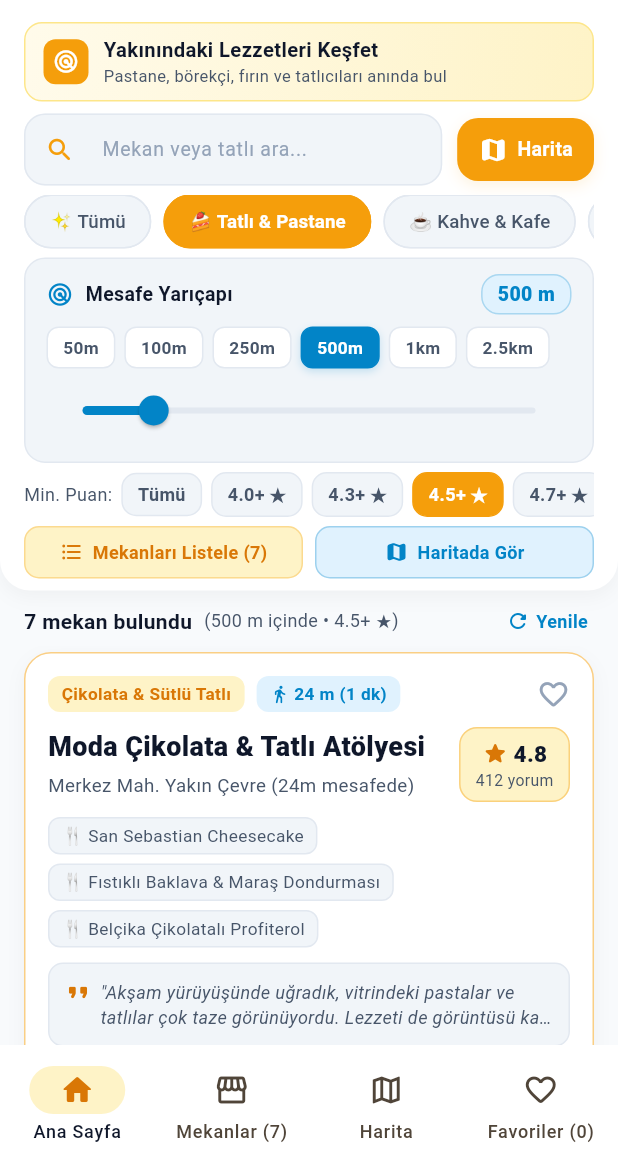
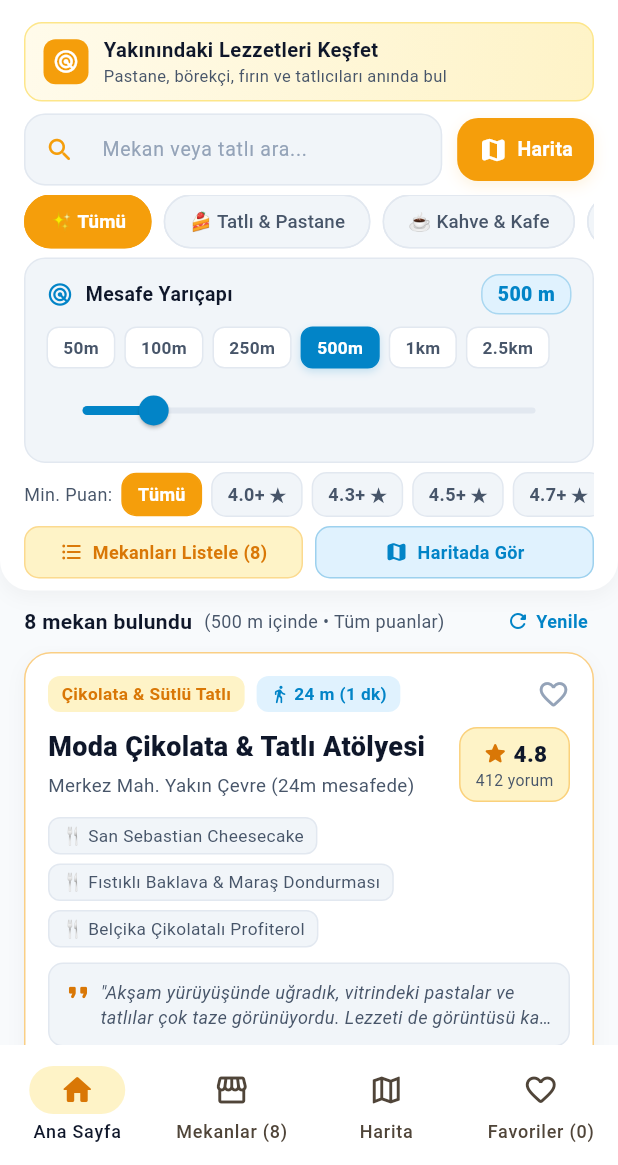
Before and after one commit to cosskun/mekan_radari, a Flutter app: the screen it shows after launch, after a tap on "Harita", after a tap on "Liste", on a phone screen of 412 x 824 dp, the part 71-1236 px from its top. Run offline on Flutter 3.47's test engine with Material 3 defaults, Android fonts, the phone set to English and light mode, and no system bars; our stand-ins replace flutter_map, geolocator, latlong2, shared_preferences; network calls fail.

Commit message:
Fix: Overpass server 502 failover, instant GPS cached lock, and responsive live venue filtering

```diff
--- a/lib/repositories/places_repository_impl.dart
+++ b/lib/repositories/places_repository_impl.dart
@@ -19,11 +19,20 @@ class PlacesRepositoryImpl implements PlacesRepository {
     'https://overpass.kumi.systems/api/interpreter',
   ];
 
+  static const List<String> productionOverpassEndpoints = [
+    'https://overpass.openstreetmap.fr/api/interpreter',
+    'https://overpass.kumi.systems/api/interpreter',
+    'https://maps.mail.ru/osm/tools/overpass/api/interpreter',
+    'https://overpass-api.de/api/interpreter',
+    'https://lz4.overpass-api.de/api/interpreter',
+  ];
+
   PlacesRepositoryImpl({
     http.Client? client,
     List<String>? overpassEndpoints,
   })  : _client = client ?? http.Client(),
-        _overpassEndpoints = overpassEndpoints ?? defaultOverpassEndpoints;
+        _overpassEndpoints = overpassEndpoints ??
+            (client != null ? defaultOverpassEndpoints : productionOverpassEndpoints);
 
   /// Clears in-memory cache
   void clearCache() {
@@ -134,12 +143,20 @@ class PlacesRepositoryImpl implements PlacesRepository {
     final overpassQuery = '''
 [out:json][timeout:15];
 (
-  node["amenity"~"^(cafe|restaurant|fast_food|ice_cream|bar|pub)\$"](around:$fetchRadius,$lat,$lon);
-  way["amenity"~"^(cafe|restaurant|fast_food|ice_cream|bar|pub)\$"](around:$fetchRadius,$lat,$lon);
-  node["shop"~"^(pastry|confectionery|bakery|chocolate|coffee|tea|deli)\$"](around:$fetchRadius,$lat,$lon);
-  way["shop"~"^(pastry|confectionery|bakery|chocolate|coffee|tea|deli)\$"](around:$fetchRadius,$lat,$lon);
+  nwr["amenity"="cafe"](around:$fetchRadius,$lat,$lon);
+  nwr["amenity"="restaurant"](around:$fetchRadius,$lat,$lon);
+  nwr["amenity"="fast_food"](around:$fetchRadius,$lat,$lon);
+  nwr["amenity"="ice_cream"](around:$fetchRadius,$lat,$lon);
+  nwr["amenity"="pub"](around:$fetchRadius,$lat,$lon);
+  nwr["amenity"="bar"](around:$fetchRadius,$lat,$lon);
+  nwr["shop"="pastry"](around:$fetchRadius,$lat,$lon);
+  nwr["shop"="bakery"](around:$fetchRadius,$lat,$lon);
+  nwr["shop"="confectionery"](around:$fetchRadius,$lat,$lon);
+  nwr["shop"="chocolate"](around:$fetchRadius,$lat,$lon);
+  nwr["shop"="deli"](around:$fetchRadius,$lat,$lon);
+  nwr["shop"="coffee"](around:$fetchRadius,$lat,$lon);
 );
-out center 250;
+out center 150;
 ''';
 
     for (final endpoint in _overpassEndpoints) {
@@ -153,7 +170,7 @@ out center 250;
               },
               body: {'data': overpassQuery},
             )
-            .timeout(const Duration(milliseconds: 3800));
+            .timeout(const Duration(milliseconds: 6500));
 
         if (response.statusCode == 200) {
           final decoded = jsonDecode(utf8.decode(response.bodyBytes));
@@ -170,8 +187,8 @@ out center 250;
     }
 
     // 3. Fallback if offline or all Overpass mirrors timed out
+    // Note: Do NOT cache fallback in _cache so subsequent requests try live network again
     final fallback = _buildFallbackPlacesAround(lat, lon);
-    _cache[cacheKey] = (timestamp: DateTime.now(), places: fallback);
     return fallback;
   }
 
@@ -681,15 +698,18 @@ out center 250;
   }
 
   List<Place> _buildFallbackPlacesAround(double lat, double lon) {
+    final province = LocationPreset.detectProvince(lat, lon);
+    final isIstanbul = province == 'İstanbul';
+
     final offsets = [
-      (0.00018, 0.00015, 'Moda Çikolata & Tatlı Atölyesi', 'Tatlı & Pastane', 4.8, 412),
-      (-0.00025, 0.00012, 'Hafız Mustafa 1864 Tatlı & Baklava', 'Tatlı & Pastane', 4.7, 1280),
-      (0.00031, -0.00020, 'Asuman Çikolata & Waffle Dükkanı', 'Tatlı & Pastane', 4.6, 645),
-      (-0.00040, -0.00030, 'Viyana Kahvesi & Cheesecake', 'Kahve & Kafe', 4.5, 530),
-      (0.00065, 0.00045, 'Meşhur Beyoğlu Profiterol & Muhallebicisi', 'Tatlı & Pastane', 4.6, 390),
+      (0.00018, 0.00015, isIstanbul ? 'Moda Çikolata & Tatlı Atölyesi' : '$province Çikolata & Tatlı Atölyesi', 'Tatlı & Pastane', 4.8, 412),
+      (-0.00025, 0.00012, isIstanbul ? 'Hafız Mustafa 1864 Tatlı & Baklava' : 'Tarihi $province Baklavacısı', 'Tatlı & Pastane', 4.7, 1280),
+      (0.00031, -0.00020, isIstanbul ? 'Asuman Çikolata & Waffle Dükkanı' : '$province Waffle & Dondurma Evi', 'Tatlı & Pastane', 4.6, 645),
+      (-0.00040, -0.00030, isIstanbul ? 'Viyana Kahvesi & Cheesecake' : '$province Kahve Evi & Cheesecake', 'Kahve & Kafe', 4.5, 530),
+      (0.00065, 0.00045, isIstanbul ? 'Meşhur Beyoğlu Profiterol & Muhallebicisi' : 'Meşhur $province Profiterol & Muhallebicisi', 'Tatlı & Pastane', 4.6, 390),
       (-0.00080, 0.00060, 'Roast & Crumb 3. Nesil Kahve', 'Kahve & Kafe', 4.4, 210),
       (0.00120, -0.00090, 'Geleneksel Antep Baklavacısı', 'Tatlı & Pastane', 4.9, 890),
-      (-0.00150, -0.00110, 'Sıcak Kruvasan & Patisserie', 'Fırın & Kahvaltı', 4.5, 175),
+      (-0.00150, -0.00110, isIstanbul ? 'Sıcak Kruvasan & Patisserie' : '$province Sıcak Kruvasan & Fırın', 'Fırın & Kahvaltı', 4.5, 175),
     ];
 
     return offsets.map((o) {
@@ -707,7 +727,9 @@ out center 250;
         latitude: pLat,
         longitude: pLon,
         distanceMeters: dist,
-        address: 'Merkez Mah. Yakın Çevre (${dist.round()}m mesafede)',
+        address: isIstanbul
+            ? 'Merkez Mah. Yakın Çevre (${dist.round()}m mesafede)'
+            : '$province Merkez (${dist.round()}m mesafede)',
         openingHours: '09:00 - 23:30',
         isOpenNow: true,
         priceLevel: 2,
--- a/lib/screens/home_screen.dart
+++ b/lib/screens/home_screen.dart
@@ -44,6 +44,8 @@ class _HomeScreenState extends State<HomeScreen> {
     } else {
       _controller = PlacesController(
         initialLocationLabel: 'Konum Belirleniyor...',
+        initialMinRating: 0.0,
+        initialCategoryId: 'all',
       );
       _isInternalController = true;
       _initProductionLocationFlow();
@@ -100,10 +102,15 @@ class _HomeScreenState extends State<HomeScreen> {
 
   Future<void> _acquireGpsAndLoadPlaces() async {
     try {
-      final pos = await Geolocator.getCurrentPosition(
+      Position? pos;
+      try {
+        pos = await Geolocator.getLastKnownPosition();
+      } catch (_) {}
+
+      pos ??= await Geolocator.getCurrentPosition(
         locationSettings: const LocationSettings(
           accuracy: LocationAccuracy.medium,
-          timeLimit: Duration(seconds: 8),
+          timeLimit: Duration(seconds: 10),
         ),
       );
 
--- a/lib/widgets/home_app_bar.dart
+++ b/lib/widgets/home_app_bar.dart
@@ -74,10 +74,15 @@ class HomeAppBar extends StatelessWidget implements PreferredSizeWidget {
         return;
       }
 
-      final pos = await Geolocator.getCurrentPosition(
+      Position? pos;
+      try {
+        pos = await Geolocator.getLastKnownPosition();
+      } catch (_) {}
+
+      pos ??= await Geolocator.getCurrentPosition(
         locationSettings: const LocationSettings(
-          accuracy: LocationAccuracy.high,
-          timeLimit: Duration(seconds: 8),
+          accuracy: LocationAccuracy.medium,
+          timeLimit: Duration(seconds: 10),
         ),
       );
 
--- a/pubspec.yaml
+++ b/pubspec.yaml
@@ -16,7 +16,7 @@ publish_to: 'none' # Remove this line if you wish to publish to pub.dev
 # https://developer.apple.com/library/archive/documentation/General/Reference/InfoPlistKeyReference/Articles/CoreFoundationKeys.html
 # In Windows, build-name is used as the major, minor, and patch parts
 # of the product and file versions while build-number is used as the build suffix.
-version: 1.0.0+5
+version: 1.0.0+6
 
 environment:
   sdk: ^3.12.2
```
Also changed, not shown: 1 other file.
